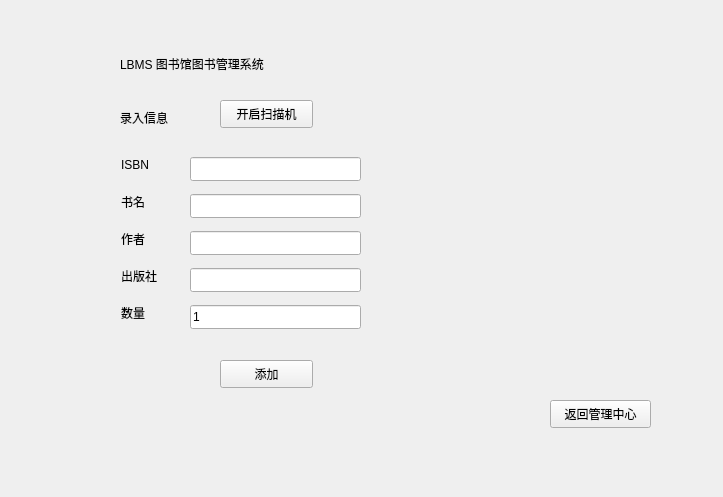
First picture: the form in LBMS/scan_input.ui, repository Foldblade/LBMS-CPP, before the edit.
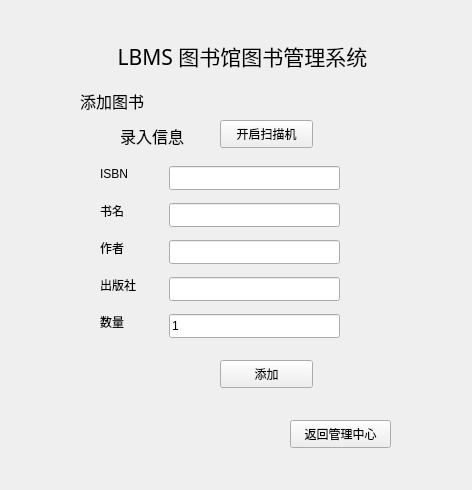
Second picture: the form after the edit. Icons and pictures are not drawn.

The edit to the form file:
```diff
--- a/LBMS/scan_input.ui
+++ b/LBMS/scan_input.ui
@@ -6,46 +6,22 @@
    <rect>
     <x>0</x>
     <y>0</y>
-    <width>723</width>
-    <height>497</height>
+    <width>472</width>
+    <height>490</height>
    </rect>
   </property>
   <property name="windowTitle">
    <string>scan_input</string>
   </property>
-  <widget class="QLabel" name="label">
-   <property name="geometry">
-    <rect>
-     <x>120</x>
-     <y>50</y>
-     <width>211</width>
-     <height>41</height>
-    </rect>
-   </property>
-   <property name="text">
-    <string>LBMS 图书馆图书管理系统
-</string>
-   </property>
-  </widget>
-  <widget class="QLabel" name="label_2">
-   <property name="geometry">
-    <rect>
-     <x>120</x>
-     <y>110</y>
-     <width>72</width>
-     <height>15</height>
-    </rect>
-   </property>
-   <property name="text">
-    <string>录入信息
-</string>
-   </property>
-  </widget>
+  <property name="windowIcon">
+   <iconset>
+    <normaloff>icon.ico</normaloff>icon.ico</iconset>
+  </property>
   <widget class="QPushButton" name="openscan">
    <property name="geometry">
     <rect>
      <x>220</x>
-     <y>100</y>
+     <y>120</y>
      <width>93</width>
      <height>28</height>
     </rect>
@@ -57,8 +33,8 @@
   <widget class="QLabel" name="label_3">
    <property name="geometry">
     <rect>
-     <x>121</x>
-     <y>157</y>
+     <x>100</x>
+     <y>166</y>
      <width>32</width>
      <height>16</height>
     </rect>
@@ -70,8 +46,8 @@
   <widget class="QLabel" name="label_4">
    <property name="geometry">
     <rect>
-     <x>121</x>
-     <y>194</y>
+     <x>100</x>
+     <y>203</y>
      <width>30</width>
      <height>16</height>
     </rect>
@@ -83,8 +59,8 @@
   <widget class="QLabel" name="label_5">
    <property name="geometry">
     <rect>
-     <x>121</x>
-     <y>231</y>
+     <x>100</x>
+     <y>240</y>
      <width>30</width>
      <height>16</height>
     </rect>
@@ -96,8 +72,8 @@
   <widget class="QLabel" name="label_6">
    <property name="geometry">
     <rect>
-     <x>121</x>
-     <y>268</y>
+     <x>100</x>
+     <y>277</y>
      <width>45</width>
      <height>16</height>
     </rect>
@@ -109,8 +85,8 @@
   <widget class="QLineEdit" name="isbn">
    <property name="geometry">
     <rect>
-     <x>190</x>
-     <y>157</y>
+     <x>169</x>
+     <y>166</y>
      <width>171</width>
      <height>24</height>
     </rect>
@@ -119,8 +95,8 @@
   <widget class="QLineEdit" name="name">
    <property name="geometry">
     <rect>
-     <x>190</x>
-     <y>194</y>
+     <x>169</x>
+     <y>203</y>
      <width>171</width>
      <height>24</height>
     </rect>
@@ -129,8 +105,8 @@
   <widget class="QLineEdit" name="writer">
    <property name="geometry">
     <rect>
-     <x>190</x>
-     <y>231</y>
+     <x>169</x>
+     <y>240</y>
      <width>171</width>
      <height>24</height>
     </rect>
@@ -139,8 +115,8 @@
   <widget class="QLineEdit" name="press">
    <property name="geometry">
     <rect>
-     <x>190</x>
-     <y>268</y>
+     <x>169</x>
+     <y>277</y>
      <width>171</width>
      <height>24</height>
     </rect>
@@ -162,8 +138,8 @@
   <widget class="QPushButton" name="return_2">
    <property name="geometry">
     <rect>
-     <x>550</x>
-     <y>400</y>
+     <x>290</x>
+     <y>420</y>
      <width>101</width>
      <height>28</height>
     </rect>
@@ -175,8 +151,8 @@
   <widget class="QLineEdit" name="amount">
    <property name="geometry">
     <rect>
-     <x>190</x>
-     <y>305</y>
+     <x>169</x>
+     <y>314</y>
      <width>171</width>
      <height>24</height>
     </rect>
@@ -197,8 +173,8 @@
   <widget class="QLabel" name="label_7">
    <property name="geometry">
     <rect>
-     <x>121</x>
-     <y>305</y>
+     <x>100</x>
+     <y>314</y>
      <width>30</width>
      <height>16</height>
     </rect>
@@ -207,6 +183,66 @@
     <string>数量</string>
    </property>
   </widget>
+  <widget class="QLabel" name="label">
+   <property name="geometry">
+    <rect>
+     <x>77</x>
+     <y>20</y>
+     <width>331</width>
+     <height>71</height>
+    </rect>
+   </property>
+   <property name="font">
+    <font>
+     <family>微软雅黑</family>
+     <pointsize>16</pointsize>
+    </font>
+   </property>
+   <property name="text">
+    <string>LBMS 图书馆图书管理系统</string>
+   </property>
+   <property name="alignment">
+    <set>Qt::AlignCenter</set>
+   </property>
+  </widget>
+  <widget class="QLabel" name="label_2">
+   <property name="geometry">
+    <rect>
+     <x>120</x>
+     <y>120</y>
+     <width>91</width>
+     <height>31</height>
+    </rect>
+   </property>
+   <property name="font">
+    <font>
+     <family>微软雅黑</family>
+     <pointsize>12</pointsize>
+    </font>
+   </property>
+   <property name="text">
+    <string>录入信息</string>
+   </property>
+  </widget>
+  <widget class="QLabel" name="label_8">
+   <property name="geometry">
+    <rect>
+     <x>80</x>
+     <y>90</y>
+     <width>101</width>
+     <height>21</height>
+    </rect>
+   </property>
+   <property name="font">
+    <font>
+     <family>微软雅黑</family>
+     <pointsize>12</pointsize>
+    </font>
+   </property>
+   <property name="text">
+    <string>添加图书</string>
+   </property>
+  </widget>
  </widget>
  <layoutdefault spacing="6" margin="11"/>
  <resources/>
```
Left out of the diff: 2 changed lines with no effect on the pictures.
